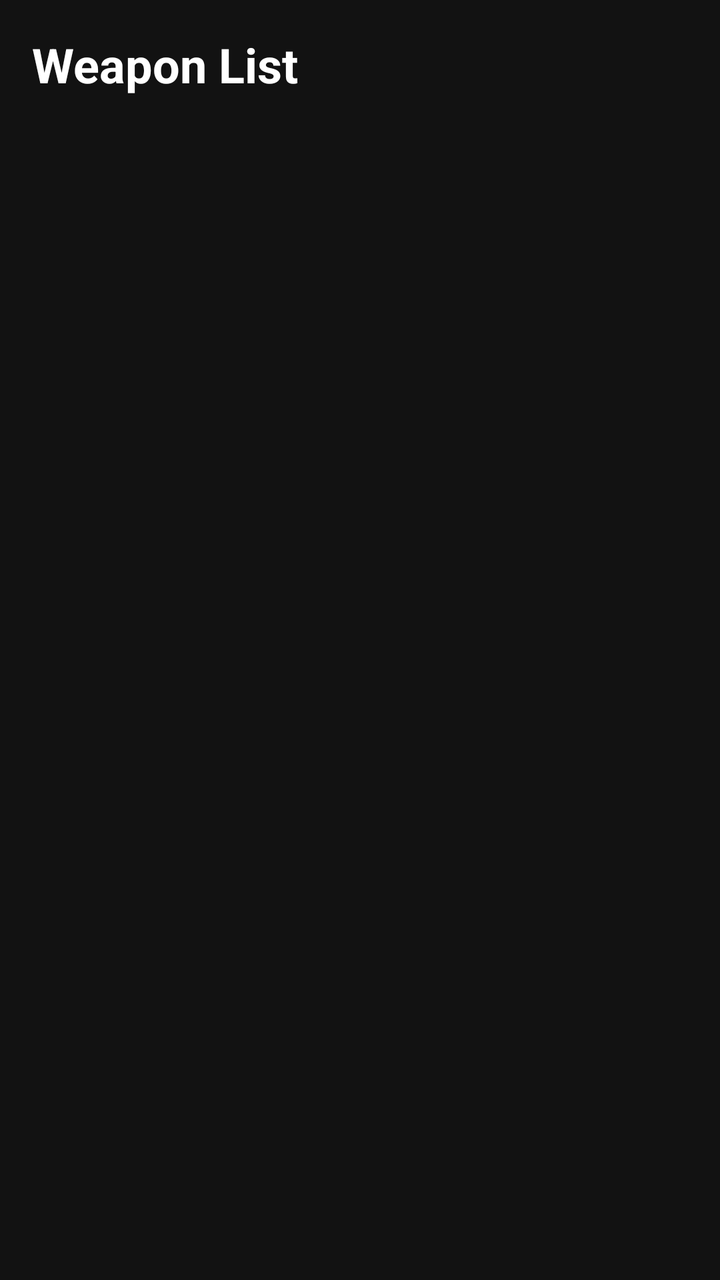
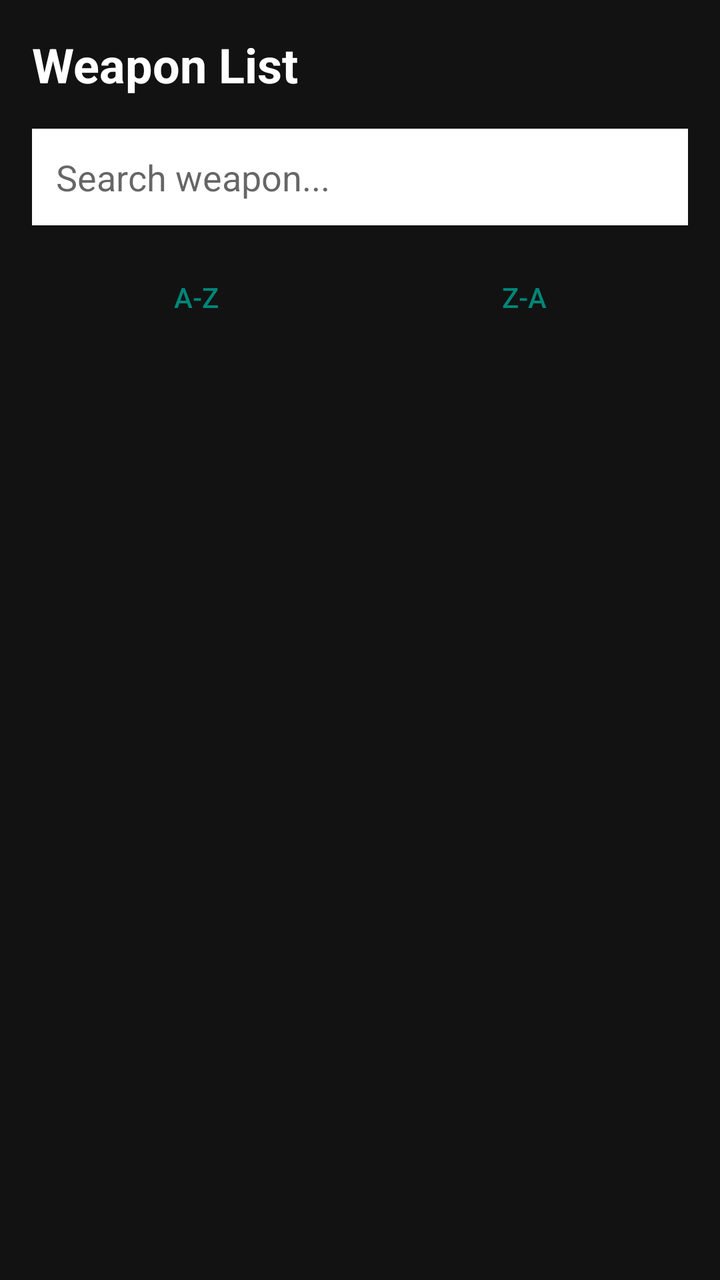

Screens rendered from an Android XML layout before and after an edit, with the pre-edit source and the edit as a unified diff.
<!-- AndroidManifest.xml: activity theme Theme.CODMWeaponCatalog -->
<!-- res/layout/activity_weapon_list.xml -->
<?xml version="1.0" encoding="utf-8"?>
<LinearLayout
    xmlns:android="http://schemas.android.com/apk/res/android"
    android:layout_width="match_parent"
    android:layout_height="match_parent"
    android:orientation="vertical"
    android:padding="16dp"
    android:background="#121212"
    android:fitsSystemWindows="true">

    <TextView
        android:id="@+id/tvTitleWeapon"
        android:layout_width="match_parent"
        android:layout_height="wrap_content"
        android:text="Weapon List"
        android:textSize="24sp"
        android:textStyle="bold"
        android:textColor="#FFFFFF"
        android:layout_marginBottom="16dp"/>

    <androidx.recyclerview.widget.RecyclerView
        android:id="@+id/rvWeapon"
        android:layout_width="match_parent"
        android:layout_height="match_parent"/>

</LinearLayout>
<!-- resources referenced by this layout -->
<resources>
  <style name="Theme.CODMWeaponCatalog" parent="Theme.AppCompat.Light.NoActionBar" />
</resources>

<!-- the commit's change to res/layout/activity_weapon_list.xml (unified diff, before → after) -->
@@ -18,6 +18,39 @@
         android:textColor="#FFFFFF"
         android:layout_marginBottom="16dp"/>
 
+    <EditText
+        android:id="@+id/etSearch"
+        android:layout_width="match_parent"
+        android:layout_height="wrap_content"
+        android:hint="Search weapon..."
+        android:padding="12dp"
+        android:background="#FFFFFF"
+        android:layout_marginBottom="12dp"/>
+
+    <LinearLayout
+        style="?android:attr/buttonBarStyle"
+        android:layout_width="match_parent"
+        android:layout_height="wrap_content"
+        android:orientation="horizontal"
+        android:layout_marginBottom="12dp">
+
+        <Button
+            android:id="@+id/btnAZ"
+            style="?android:attr/buttonBarButtonStyle"
+            android:layout_width="0dp"
+            android:layout_height="wrap_content"
+            android:layout_weight="1"
+            android:text="A-Z" />
+
+        <Button
+            android:id="@+id/btnZA"
+            style="?android:attr/buttonBarButtonStyle"
+            android:layout_width="0dp"
+            android:layout_height="wrap_content"
+            android:layout_weight="1"
+            android:text="Z-A"/>
+    </LinearLayout>
+
     <androidx.recyclerview.widget.RecyclerView
         android:id="@+id/rvWeapon"
         android:layout_width="match_parent"
